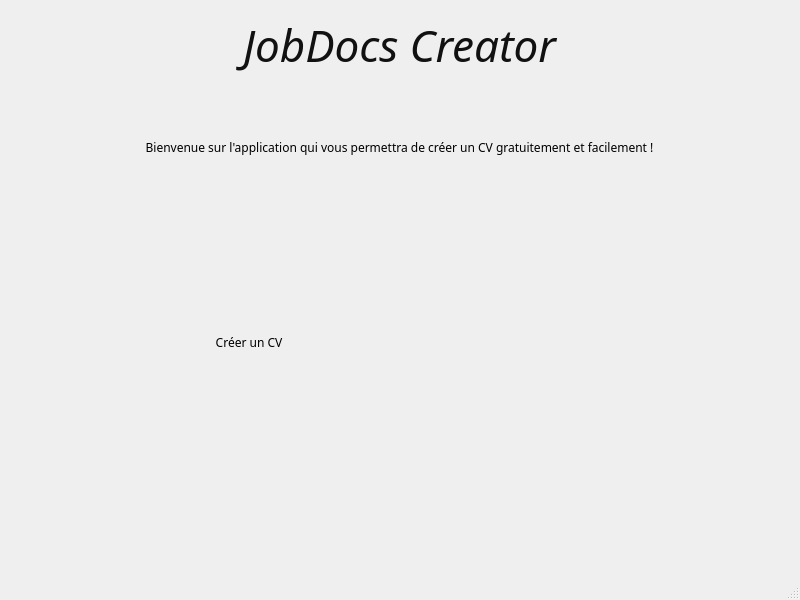
First picture: the form in JobDocsCreator/mainwindow.ui, repository elmirge7/JobDocsCreator, before the edit.
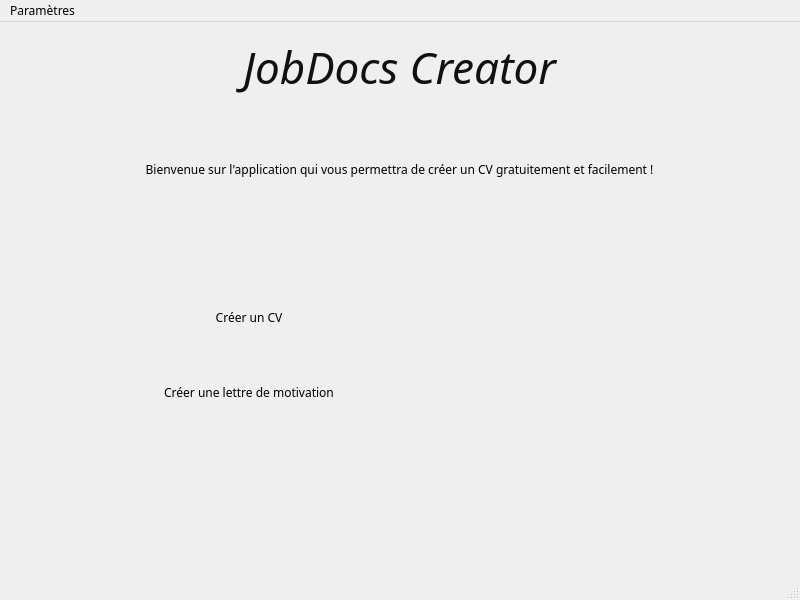
Second picture: the form after the edit.

What changed in the file:
```diff
--- a/JobDocsCreator/mainwindow.ui
+++ b/JobDocsCreator/mainwindow.ui
@@ -31,7 +31,7 @@
       <x>-1</x>
       <y>-1</y>
       <width>801</width>
-      <height>571</height>
+      <height>599</height>
      </rect>
     </property>
     <layout class="QVBoxLayout" name="verticalLayout">
@@ -122,6 +122,34 @@
        </property>
       </widget>
      </item>
+     <item>
+      <widget class="QPushButton" name="motivation_button">
+       <property name="maximumSize">
+        <size>
+         <width>500</width>
+         <height>50</height>
+        </size>
+       </property>
+       <property name="font">
+        <font>
+         <family>Poppins</family>
+         <bold>false</bold>
+        </font>
+       </property>
+       <property name="layoutDirection">
+        <enum>Qt::LeftToRight</enum>
+       </property>
+       <property name="styleSheet">
+        <string notr="true"/>
+       </property>
+       <property name="text">
+        <string>Créer une lettre de motivation</string>
+       </property>
+       <property name="flat">
+        <bool>true</bool>
+       </property>
+      </widget>
+     </item>
     </layout>
     <zorder>slogan</zorder>
     <zorder>appName</zorder>
@@ -137,6 +165,15 @@
      <height>26</height>
     </rect>
    </property>
+   <widget class="QMenu" name="menuParam_tres">
+    <property name="title">
+     <string>Paramètres</string>
+    </property>
+    <addaction name="separator"/>
+    <addaction name="actionCouleurs_de_base"/>
+    <addaction name="actionPolice_de_base"/>
+   </widget>
+   <addaction name="menuParam_tres"/>
   </widget>
   <widget class="QStatusBar" name="statusbar"/>
  </widget>
```
Left out of the diff: 11 changed lines with no effect on the pictures.
